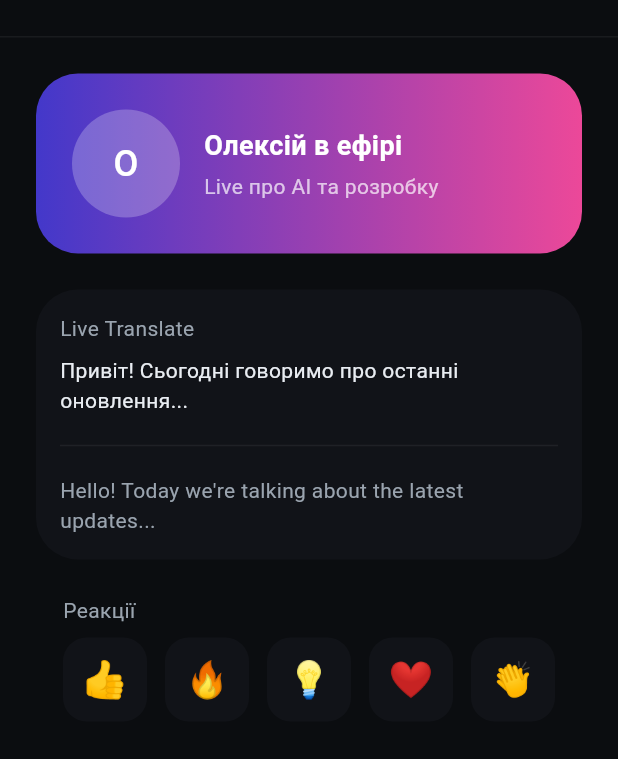
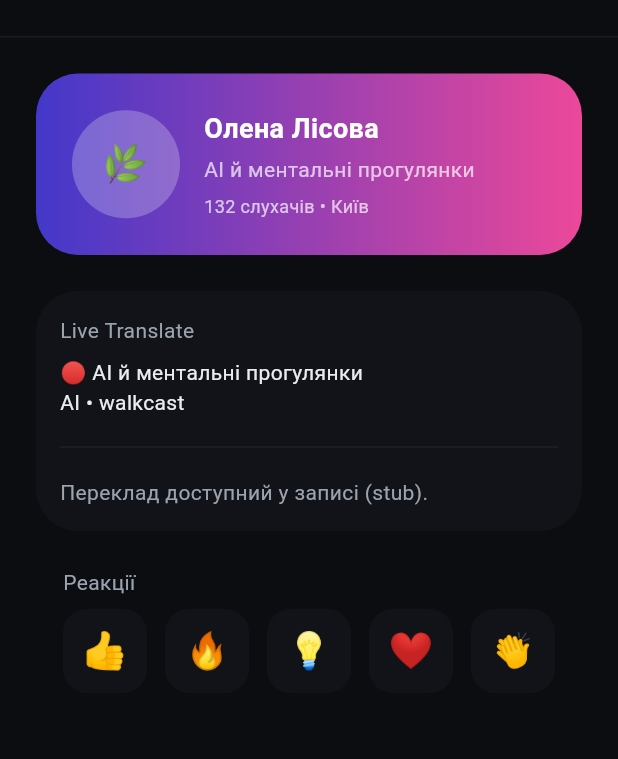
Before and after one commit to JonyBoyko/AmunX, a Flutter app: the LiveListenerScreen screen opened by its route, on a phone screen of 412 x 824 dp, the part 84-843 px from its top. Run offline on Flutter 3.47's test engine with Material 3 defaults, Android fonts, the phone set to English and light mode, and no system bars; our stand-ins replace dio, flutter_riverpod, freezed_annotation, go_router, shared_preferences; missing offline and left inert: record; accounts and stored records are empty; generated files the repository leaves out were written again; network calls fail.

Commit message:
stage7: live rooms + push stub

```diff
--- a/mobile/lib/app/router.dart
+++ b/mobile/lib/app/router.dart
@@ -18,6 +18,7 @@ import '../presentation/screens/settings_screen.dart';
 import '../presentation/screens/paywall_screen.dart';
 import '../presentation/screens/live_host_screen.dart';
 import '../presentation/screens/live_listener_screen.dart';
+import '../presentation/models/live_room.dart';
 
 final routerProvider = Provider<GoRouter>((ref) {
   final sessionState = ref.watch(sessionProvider);
@@ -127,7 +128,10 @@ final routerProvider = Provider<GoRouter>((ref) {
       ),
       GoRoute(
         path: '/live/listener',
-        builder: (context, state) => const LiveListenerScreen(),
+        builder: (context, state) {
+          final room = state.extra is LiveRoom ? state.extra as LiveRoom : null;
+          return LiveListenerScreen(room: room);
+        },
       ),
     ],
   );
--- /dev/null
+++ b/mobile/lib/presentation/models/live_room.dart
@@ -0,0 +1,56 @@
+import 'package:flutter/foundation.dart';
+
+@immutable
+class LiveRoom {
+  final String id;
+  final String hostId;
+  final String hostName;
+  final String handle;
+  final String topic;
+  final String emoji;
+  final int listeners;
+  final String city;
+  final bool isFollowedHost;
+  final DateTime startedAt;
+  final List<String> tags;
+
+  const LiveRoom({
+    required this.id,
+    required this.hostId,
+    required this.hostName,
+    required this.handle,
+    required this.topic,
+    required this.emoji,
+    required this.listeners,
+    required this.city,
+    required this.isFollowedHost,
+    required this.startedAt,
+    required this.tags,
+  });
+
+  LiveRoom copyWith({
+    String? hostName,
+    String? handle,
+    String? topic,
+    String? emoji,
+    int? listeners,
+    String? city,
+    bool? isFollowedHost,
+    DateTime? startedAt,
+    List<String>? tags,
+  }) {
+    return LiveRoom(
+      id: id,
+      hostId: hostId,
+      hostName: hostName ?? this.hostName,
+      handle: handle ?? this.handle,
+      topic: topic ?? this.topic,
+      emoji: emoji ?? this.emoji,
+      listeners: listeners ?? this.listeners,
+      city: city ?? this.city,
+      isFollowedHost: isFollowedHost ?? this.isFollowedHost,
+      startedAt: startedAt ?? this.startedAt,
+      tags: tags ?? this.tags,
+    );
+  }
+}
--- a/mobile/lib/presentation/screens/live_listener_screen.dart
+++ b/mobile/lib/presentation/screens/live_listener_screen.dart
@@ -1,15 +1,47 @@
 import 'dart:ui';
 
 import 'package:flutter/material.dart';
+import 'package:flutter_riverpod/flutter_riverpod.dart';
 import 'package:go_router/go_router.dart';
 
 import '../../app/theme.dart';
+import '../models/live_room.dart';
+import '../providers/live_rooms_provider.dart';
 
-class LiveListenerScreen extends StatelessWidget {
-  const LiveListenerScreen({super.key});
+class LiveListenerScreen extends ConsumerWidget {
+  final LiveRoom? room;
+
+  const LiveListenerScreen({super.key, this.room});
 
   @override
-  Widget build(BuildContext context) {
+  Widget build(BuildContext context, WidgetRef ref) {
+    final rooms = ref.watch(liveRoomsProvider);
+    final activeRoom = room ?? (rooms.isNotEmpty ? rooms.first : null);
+
+    if (activeRoom == null) {
+      return Scaffold(
+        backgroundColor: AppTheme.bgBase,
+        body: SafeArea(
+          child: Center(
+            child: Column(
+              mainAxisSize: MainAxisSize.min,
+              children: [
+                const Text(
+                  'Немає live-трансляцій',
+                  style: TextStyle(color: AppTheme.textPrimary),
+                ),
+                const SizedBox(height: AppTheme.spaceMd),
+                FilledButton(
+                  onPressed: () => context.pop(),
+                  child: const Text('Назад'),
+                ),
+              ],
+            ),
+          ),
+        ),
+      );
+    }
+
     return Scaffold(
       backgroundColor: AppTheme.bgBase,
       body: SafeArea(
@@ -21,9 +53,9 @@ class LiveListenerScreen extends StatelessWidget {
                 padding: const EdgeInsets.all(AppTheme.spaceXl),
                 child: Column(
                   children: [
-                    _buildHostCard(),
+                    _buildHostCard(activeRoom),
                     const SizedBox(height: AppTheme.spaceXl),
-                    _buildTranscriptPreview(),
+                    _buildTranscriptPreview(activeRoom),
                     const SizedBox(height: AppTheme.spaceXl),
                     _buildReactions(),
                   ],
@@ -48,7 +80,8 @@ class LiveListenerScreen extends StatelessWidget {
         children: [
           IconButton(
             onPressed: () => context.pop(),
-            icon: const Icon(Icons.arrow_back_ios_new, color: AppTheme.textPrimary),
+            icon: const Icon(Icons.arrow_back_ios_new,
+                color: AppTheme.textPrimary),
           ),
           const Spacer(),
           Container(
@@ -59,7 +92,8 @@ class LiveListenerScreen extends StatelessWidget {
             ),
             child: const Text(
               'LIVE',
-              style: TextStyle(color: AppTheme.textInverse, fontWeight: FontWeight.bold),
+              style: TextStyle(
+                  color: AppTheme.textInverse, fontWeight: FontWeight.bold),
             ),
           ),
         ],
@@ -67,7 +101,7 @@ class LiveListenerScreen extends StatelessWidget {
     );
   }
 
-  Widget _buildHostCard() {
+  Widget _buildHostCard(LiveRoom room) {
     return Container(
       padding: const EdgeInsets.all(AppTheme.spaceXl),
       decoration: BoxDecoration(
@@ -78,28 +112,34 @@ class LiveListenerScreen extends StatelessWidget {
       ),
       child: Row(
         children: [
-          const CircleAvatar(
+          CircleAvatar(
             radius: 36,
             backgroundColor: Colors.white24,
-            child: Text('О', style: TextStyle(color: Colors.white, fontSize: 24)),
+            child: Text(room.emoji,
+                style: const TextStyle(color: Colors.white, fontSize: 24)),
           ),
           const SizedBox(width: AppTheme.spaceLg),
           Expanded(
             child: Column(
               crossAxisAlignment: CrossAxisAlignment.start,
-              children: const [
+              children: [
                 Text(
-                  'Олексій в ефірі',
-                  style: TextStyle(
+                  room.hostName,
+                  style: const TextStyle(
                     color: Colors.white,
                     fontSize: 18,
                     fontWeight: FontWeight.w600,
                   ),
                 ),
-                SizedBox(height: 4),
+                const SizedBox(height: 4),
                 Text(
-                  'Live про AI та розробку',
-                  style: TextStyle(color: Colors.white70),
+                  room.topic,
+                  style: const TextStyle(color: Colors.white70),
+                ),
+                const SizedBox(height: 6),
+                Text(
+                  '${room.listeners} слухачів • ${room.city}',
+                  style: const TextStyle(color: Colors.white70, fontSize: 12),
                 ),
               ],
             ),
@@ -109,7 +149,7 @@ class LiveListenerScreen extends StatelessWidget {
     );
   }
 
-  Widget _buildTranscriptPreview() {
+  Widget _buildTranscriptPreview(LiveRoom room) {
     return Container(
       padding: const EdgeInsets.all(AppTheme.spaceLg),
       decoration: BoxDecoration(
@@ -118,21 +158,21 @@ class LiveListenerScreen extends StatelessWidget {
       ),
       child: Column(
         crossAxisAlignment: CrossAxisAlignment.start,
-        children: const [
+        children: [
           Text(
             'Live Translate',
-            style: TextStyle(color: AppTheme.textSecondary),
+            style: const TextStyle(color: AppTheme.textSecondary),
           ),
-          SizedBox(height: 8),
+          const SizedBox(height: 8),
           Text(
-            'Привіт! Сьогодні говоримо про останні оновлення...',
-            style: TextStyle(color: AppTheme.textPrimary, height: 1.4),
+            '🔴 ${room.topic}\n${room.tags.join(' • ')}',
+            style: const TextStyle(color: AppTheme.textPrimary, height: 1.4),
           ),
-          SizedBox(height: 12),
-          Divider(color: AppTheme.surfaceBorder),
-          SizedBox(height: 12),
-          Text(
-            'Hello! Today we\'re talking about the latest updates...',
+          const SizedBox(height: 12),
+          const Divider(color: AppTheme.surfaceBorder),
+          const SizedBox(height: 12),
+          const Text(
+            'Переклад доступний у записі (stub).',
             style: TextStyle(color: AppTheme.textSecondary, height: 1.4),
           ),
         ],
```
Also changed, not shown: mobile/lib/presentation/providers/live_rooms_provider.dart (added, +113 -0 lines), mobile/lib/presentation/screens/feed_screen.dart (+82 -28 lines), mobile/lib/presentation/screens/live_host_screen.dart (+36 -7 lines), mobile/lib/presentation/services/live_notification_service.dart (added, +40 -0 lines), 1 other file.
